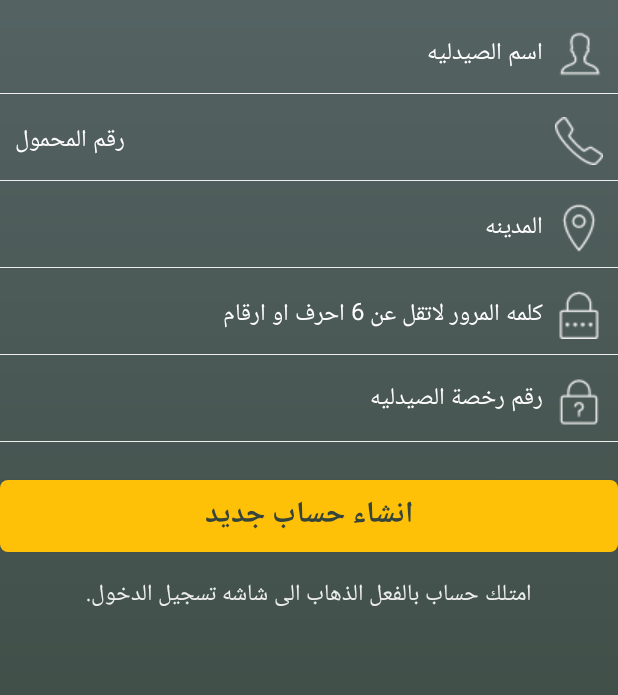
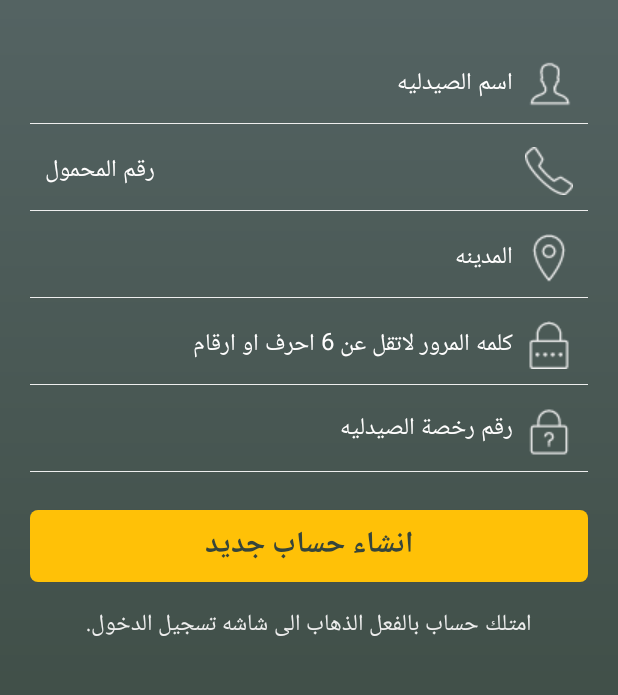
Before and after one commit to 3kakerOrg/My3qaqer22, an Android app: the fragment Register_Fragment shown on its own in the app's theme, on a phone screen of 412 x 824 dp, the part 175-870 px from its top. Run offline under Robolectric (Android 15) with nearby library versions, the phone set to English and light mode, and no system bars; our stand-ins replace ButterKnife, Firebase (no records; nobody signed in at launch, a user with empty details on screens opened directly).

Commit message:
fix exception in login and register

```diff
--- a/app/src/main/java/com/example/omd/my3qaqer/MainActivity.java
+++ b/app/src/main/java/com/example/omd/my3qaqer/MainActivity.java
@@ -36,29 +36,29 @@ import butterknife.OnClick;
 import butterknife.OnTouch;
 
 public class MainActivity extends AppCompatActivity {
-FirebaseAuth auth;
+    FirebaseAuth auth;
+    private static final String MAIN_FRAG_TAG="main";
     @Override
     protected void onCreate(Bundle savedInstanceState) {
         super.onCreate(savedInstanceState);
         setContentView(R.layout.activity_main);
-        auth=FirebaseAuth.getInstance();
-       if(auth.getCurrentUser()!=null){
-          startActivity(new Intent(this, Profile.class).setFlags(Intent.FLAG_ACTIVITY_CLEAR_TOP));
-           Toast.makeText(this, "", Toast.LENGTH_SHORT).show();
-       }
+        auth = FirebaseAuth.getInstance();
+        if (auth.getCurrentUser() != null) {
+            startActivity(new Intent(this, Profile.class).setFlags(Intent.FLAG_ACTIVITY_CLEAR_TOP));
+            Toast.makeText(this, "", Toast.LENGTH_SHORT).show();
+        }
         getSupportFragmentManager().beginTransaction()
-                .add(android.R.id.content, new MainFragment(),"main").commit();
+                .replace(android.R.id.content, new MainFragment(), MAIN_FRAG_TAG).commit();
     }
 
     @Override
     public void onBackPressed() {
-        Fragment mainF = getSupportFragmentManager().findFragmentByTag("main");
-        if(mainF!=null){
+        Fragment mainF = getSupportFragmentManager().findFragmentByTag(MAIN_FRAG_TAG);
+        if (mainF != null) {
             super.onBackPressed();
-            Toast.makeText(this, " ", Toast.LENGTH_SHORT).show();
-        }else {
+        } else {
             getSupportFragmentManager().beginTransaction()
-                    .add(android.R.id.content, new MainFragment()).commit();
+                    .replace(android.R.id.content, new MainFragment(),MAIN_FRAG_TAG).commit();
         }
 
 
--- a/app/src/main/java/com/example/omd/my3qaqer/fragments/MainFragment.java
+++ b/app/src/main/java/com/example/omd/my3qaqer/fragments/MainFragment.java
@@ -69,13 +69,13 @@ public class MainFragment extends Fragment {
     @OnClick(R2.id.loginBtnId)
     void gotoLoginFragment() {
         getActivity().getSupportFragmentManager().beginTransaction()
-                .add(android.R.id.content, new login_Fragment()).commit();
+                .replace(android.R.id.content, new login_Fragment()).commit();
     }
 
     @OnClick(R2.id.registerBtnId)
     void gotoRegisterFragment() {
         getActivity().getSupportFragmentManager().beginTransaction()
-                .add(android.R.id.content, new Register_Fragment()).commit();
+                .replace(android.R.id.content, new Register_Fragment()).commit();
     }
 
 
--- a/app/src/main/java/com/example/omd/my3qaqer/fragments/Register_Fragment.java
+++ b/app/src/main/java/com/example/omd/my3qaqer/fragments/Register_Fragment.java
@@ -13,6 +13,7 @@ import android.view.View;
 import android.view.ViewGroup;
 import android.widget.Button;
 import android.widget.EditText;
+import android.widget.TextView;
 import android.widget.Toast;
 
 import com.example.omd.my3qaqer.Firebase_DataBase_Holder;
@@ -52,6 +53,9 @@ public class Register_Fragment extends Fragment {
     EditText userLocation;
     @BindView(R2.id.Regiser_registerBtn)
     Button registerBtn;
+    @BindView(R2.id.already_user)
+    TextView already_user_text;
+
     Context mContext;
     FirebaseAuth mAuth;
     DatabaseReference dRef;
@@ -178,6 +182,12 @@ public class Register_Fragment extends Fragment {
         }
     }
 
+    @OnClick(R2.id.already_user)
+    void gotologin() {
+        getActivity().getSupportFragmentManager().beginTransaction()
+                .replace(android.R.id.content, new login_Fragment()).commit();
+    }
+
     @Override
     public void onStart() {
         super.onStart();
--- a/app/src/main/res/layout/register.xml
+++ b/app/src/main/res/layout/register.xml
@@ -19,6 +19,12 @@
         android:textColor="@color/white_greyish"
         android:textSize="30sp"
         android:textStyle="bold" />
+
+    <LinearLayout
+        android:layout_width="match_parent"
+        android:layout_height="wrap_content"
+        android:orientation="vertical"
+        android:padding="20dp">
 
         <EditText
             android:id="@+id/userName"
@@ -154,121 +160,6 @@
             android:text="@string/already_user"
             android:textColor="@color/white_greyish"
             android:textSize="15sp" />
+    </LinearLayout>
 
 </LinearLayout>
-
-    <!--
-    <?xml version="1.0" encoding="utf-8"?>
-    <LinearLayout xmlns:android="http://schemas.android.com/apk/res/android"
-        android:orientation="vertical" android:layout_width="match_parent"
-        android:layout_height="match_parent"
-        android:background="@color/stormCold"
-
-        >
-        <include
-            layout="@layout/toolbar"
-            android:layout_width="match_parent"
-            android:layout_height="wrap_content" />
-
-        <EditText
-         android:hint="اسم الصيدليه"
-            android:id="@+id/userName"
-            android:layout_width="match_parent"
-            android:layout_height="wrap_content"
-            android:background="@drawable/edittext_style"
-
-            android:padding="5dp"
-            android:textDirection="rtl"
-            android:drawableRight="@mipmap/user"
-            android:inputType="textPersonName"
-            android:layout_marginBottom="10dp"
-            android:layout_marginTop="40dp"
-            android:textSize="14sp"
-            android:lines="1"
-            android:scrollHorizontally="true"
-
-            />
-        <EditText
-                android:hint="رقم المحمول"
-            android:id="@+id/userPhone"
-            android:layout_width="match_parent"
-            android:layout_height="wrap_content"
-            android:background="@drawable/edittext_style"
-            android:padding="5dp"
-            android:textDirection="rtl"
-            android:drawableRight="@mipmap/phone"
-            android:inputType="numberDecimal"
-            android:maxLength="11"
-            android:gravity="right|center"
-            android:layout_marginBottom="10dp"
-            android:textSize="14sp"
-            android:lines="1"
-            android:scrollHorizontally="true"
-
-            />
-        <EditText
-            android:id="@+id/userPassword"
-                    android:hint="كلمه المرور لاتقل عن 6 احرف او ارقام"
-            android:layout_width="match_parent"
-            android:layout_height="wrap_content"
-            android:background="@drawable/edittext_style"
-            android:padding="5dp"
-            android:gravity="right|center"
-            android:textDirection="rtl"
-            android:drawableRight="@mipmap/password"
-            android:inputType="textPassword"
-            android:layout_marginBottom="10dp"
-            android:textSize="14sp"
-            android:lines="1"
-            android:scrollHorizontally="true"
-
-            />
-
-        <EditText
-            android:id="@+id/userLicence"
-                    android:hint="رقم رخصة الصيدليه"
-
-            android:layout_width="match_parent"
-            android:layout_height="wrap_content"
-            android:background="@drawable/edittext_style"
-            android:padding="5dp"
-            android:textDirection="rtl"
-            android:drawableRight="@mipmap/licence"
-            android:layout_marginBottom="10dp"
-            android:textSize="14sp"
-            android:lines="1"
-            android:scrollHorizontally="true"
-
-            />
-
-
-        <EditText
-            android:id="@+id/userLocation"
-                    android:hint="المدينه"
-
-            android:layout_width="match_parent"
-            android:layout_height="wrap_content"
-            android:background="@drawable/edittext_style"
-            android:padding="5dp"
-            android:textDirection="rtl"
-            android:drawableRight="@mipmap/locations"
-            android:layout_marginBottom="10dp"
-            android:textSize="14sp"
-            android:lines="1"
-            android:scrollHorizontally="true"
-
-            />
-
-        <Button
-            android:id="@+id/Regiser_registerBtn"
-                    android:text="@string/create_account_txt"
-            android:background="@drawable/button_pressed_state"
-
-            android:layout_width="320dp"
-            android:layout_gravity="center"
-            android:layout_height="wrap_content"
-            android:layout_marginTop="25dp"
-            android:textSize="20sp"
-
-            />
-    </LinearLayout>-->
```
Lines whose indentation alone changed are shown as unchanged.
